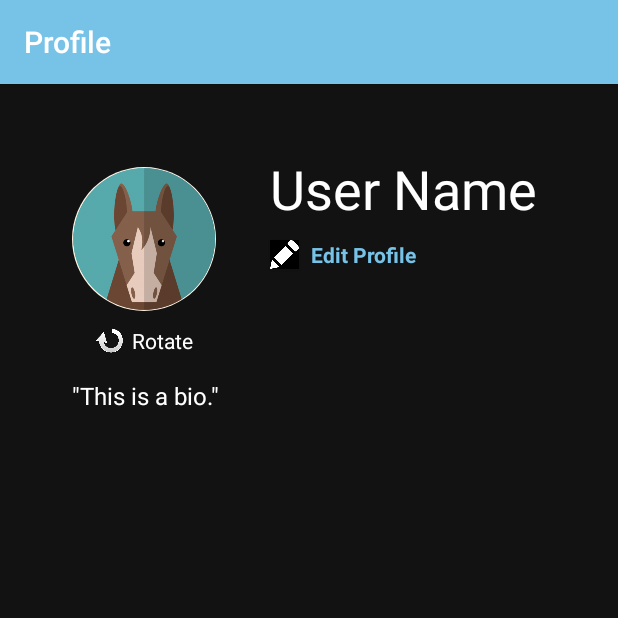
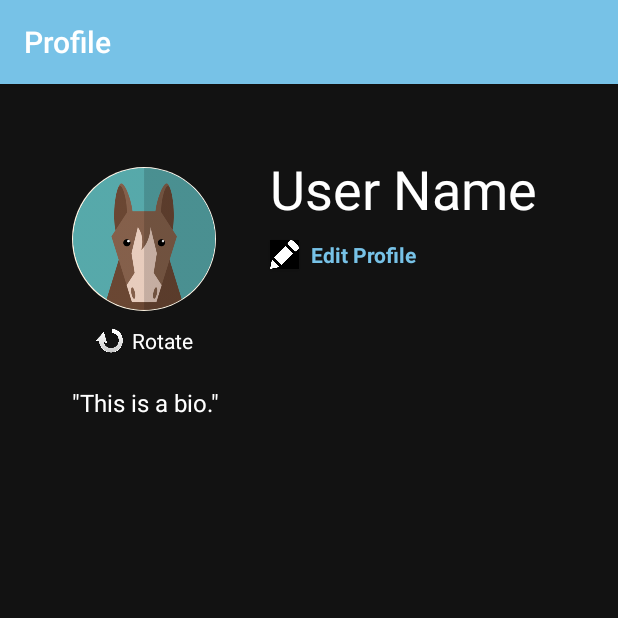
Before and after one commit to lil55cy/StorySharing, an Android app: the screen it shows after launch once a user with an empty profile is signed in (MainActivity), after a tap on an icon or button, on a phone screen of 412 x 824 dp, the top half of it. Run offline under Robolectric (Android 15) with nearby library versions, the phone set to English and light mode, and no system bars; our stand-ins replace CircleImageView, Firebase (no records; nobody signed in at launch, a user with empty details on screens opened directly), navigation-ui.

Commit message:
layout fix:

```diff
--- a/StorySharing/app/src/main/res/layout/fragment_profile.xml
+++ b/StorySharing/app/src/main/res/layout/fragment_profile.xml
@@ -38,7 +38,7 @@
         android:id="@+id/bio"
         android:layout_width="320dp"
         android:layout_height="wrap_content"
-        android:layout_marginTop="45dp"
+        android:layout_marginTop="50dp"
         android:maxLines="11"
         android:text='"This is a bio."'
         android:textColor="@color/white"
```
